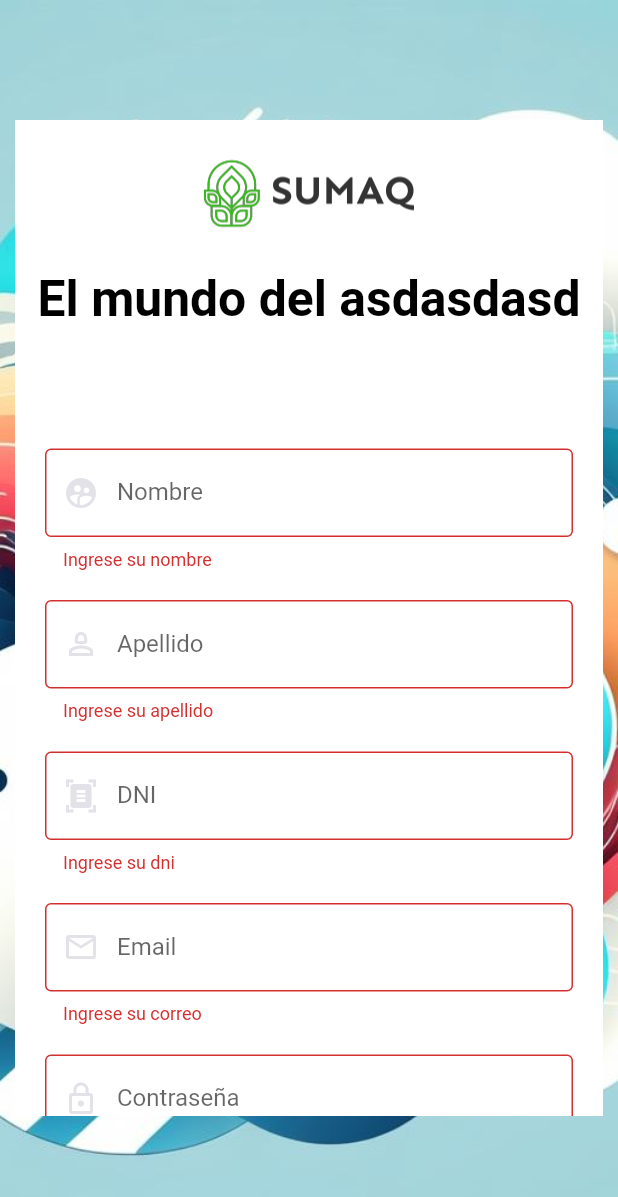
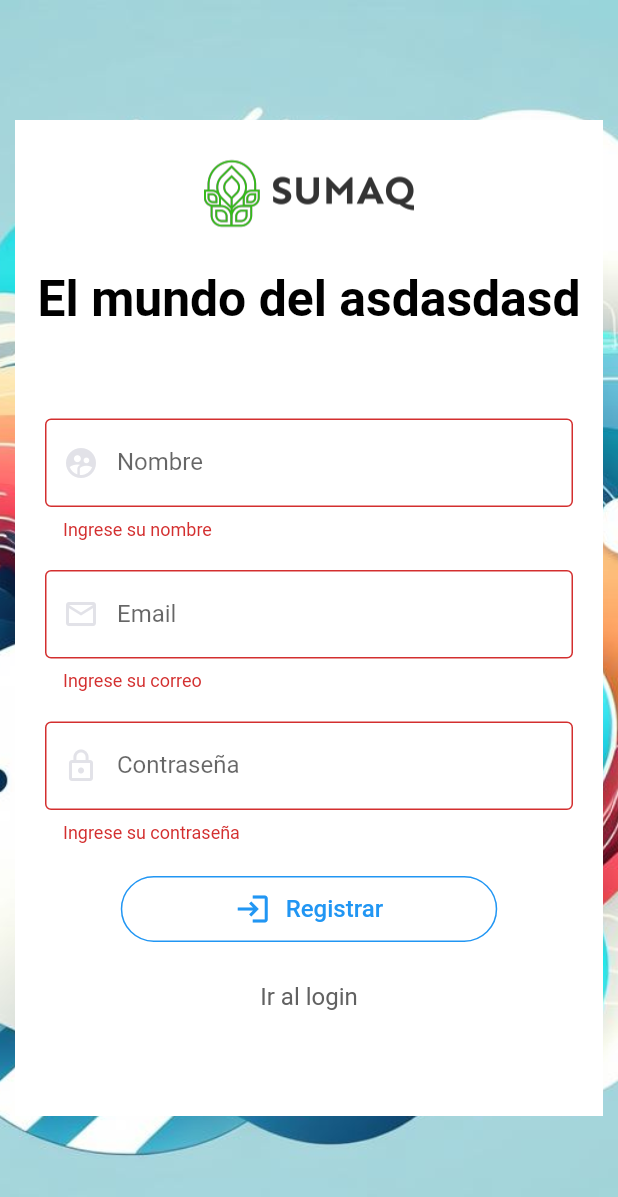
Before and after one commit to lucsducks/frotendSO, a Flutter app: the RegisterView screen opened by its route, after a tap on "Registrar", on a phone screen of 412 x 824 dp. Shown: the top 1197 px of the screen. Run offline on Flutter 3.47's test engine with Material 2 defaults, Android fonts, the phone set to English and light mode, and no system bars; our stand-ins replace dio, dropdown_button2, fluro, flutter_spinkit, font_awesome_flutter, google_fonts and 1 more; missing offline and left inert: flutter_web_auth_2; accounts and stored records are empty.

Commit message:
Arreglado el register view

```diff
--- a/lib/providers/auth_provider.dart
+++ b/lib/providers/auth_provider.dart
@@ -36,15 +36,8 @@ class AuthProvider extends ChangeNotifier {
     });
   }
 
-  register(String email, String password, String nombre, String apellido,
-      String dni) {
-    final data = {
-      'nombre': nombre,
-      'apellido': apellido,
-      'dni': dni,
-      'correo': email,
-      'password': password
-    };
+  register(String email, String password, String nombre) {
+    final data = {'nombre': nombre, 'correo': email, 'password': password};
     restApi.post('/usuarios', data).then((json) {
       final authResponse = AuthResponse.fromMap(json);
       user = authResponse.usuario;
--- a/lib/providers/register_form_provider.dart
+++ b/lib/providers/register_form_provider.dart
@@ -5,8 +5,6 @@ class RegisterFormProvider extends ChangeNotifier {
   String email = '';
   String password = '';
   String nombre = '';
-  String apellido = '';
-  String dni = '';
   validateForm() {
     if (formKey.currentState!.validate()) {
       return true;
--- a/lib/ui/views/register_view.dart
+++ b/lib/ui/views/register_view.dart
@@ -20,20 +20,17 @@ class RegisterView extends StatelessWidget {
           final registerFormProvider =
               Provider.of<RegisterFormProvider>(context, listen: false);
           return Container(
-            margin: const EdgeInsets.only(top: 50),
+            margin: const EdgeInsets.only(top: 60),
             padding: const EdgeInsets.symmetric(horizontal: 20),
             color: Colors.white,
             child: Center(
               child: ConstrainedBox(
                 constraints: BoxConstraints(maxWidth: 450),
-                child: SingleChildScrollView(
-                  padding: EdgeInsets.symmetric(vertical: 30),
                 child: Form(
                   key: registerFormProvider.formKey,
                   child: Column(
                     children: [
                       TextFormField(
-                          // validator: ,
                         validator: (value) {
                           if (value == null || value.isEmpty) {
                             return 'Ingrese su nombre';
@@ -51,55 +48,6 @@ class RegisterView extends StatelessWidget {
                       SizedBox(
                         height: 20,
                       ),
-                        TextFormField(
-                          // validator: ,
-                          validator: (value) {
-                            if (value == null || value.isEmpty) {
-                              return 'Ingrese su apellido';
-                            }
-                            return null;
-                          },
-                          onChanged: (value) =>
-                              registerFormProvider.apellido = value,
-                          style: TextStyle(color: Colors.black87),
-                          decoration: CustomInputs.loginInputDecoration(
-                              hint: 'Ingrese su apellido',
-                              label: 'Apellido',
-                              icon: Icons.person_2_outlined),
-                        ),
-                        SizedBox(
-                          height: 20,
-                        ),
-                        TextFormField(
-                          // validator: ,
-                          validator: (value) {
-                            if (value == null || value.isEmpty) {
-                              return 'Ingrese su dni';
-                            }
-                            return null;
-                          },
-                          onChanged: (value) =>
-                              registerFormProvider.dni = value,
-                          style: TextStyle(color: Colors.black87),
-                          decoration: CustomInputs.loginInputDecoration(
-                              hint: 'Ingrese su dni',
-                              label: 'DNI',
-                              icon: Icons.document_scanner),
-                        ),
-                        SizedBox(
-                          height: 20,
-                        ),
-                        // TextFormField(
-                        //   // validator: ,
-                        //   style: TextStyle(color: Colors.black87),
-                        //   decoration: CustomInputs.loginInputDecoration(
-                        //       hint: 'Ingrese su nivel de educacion',
-                        //       label: 'Nivel de educacion',
-                        //       icon: Icons.supervised_user_circle_sharp),
-                        // ),
-                        // SizedBox(
-                        //   height: 20,
-                        // ),
                       TextFormField(
                         // validator: ,
                         validator: (value) {
@@ -162,7 +110,6 @@ class RegisterView extends StatelessWidget {
                       SizedBox(
                         height: 20,
                       ),
-                        // Check if it's mobile and display either a Column or Row
                       CustomOutlinedButton(
                         onPressed: () {
                           final isValid = registerFormProvider.validateForm();
@@ -170,9 +117,7 @@ class RegisterView extends StatelessWidget {
                             authProvider.register(
                                 registerFormProvider.email,
                                 registerFormProvider.password,
-                                  registerFormProvider.nombre,
-                                  registerFormProvider.dni,
-                                  registerFormProvider.apellido);
+                                registerFormProvider.nombre);
                           }
                         },
                         text: 'Registrar',
@@ -184,12 +129,10 @@ class RegisterView extends StatelessWidget {
                       LinkText(
                         text: 'Ir al login',
                         onPressed: () {
-                            Navigator.pushNamed(
-                                context, Flurorouter.loginRoute);
+                          Navigator.pushNamed(context, Flurorouter.loginRoute);
                         },
                       )
                     ],
-                    ),
                   ),
                 ),
               ),
```
Lines whose indentation alone changed are shown as unchanged.
